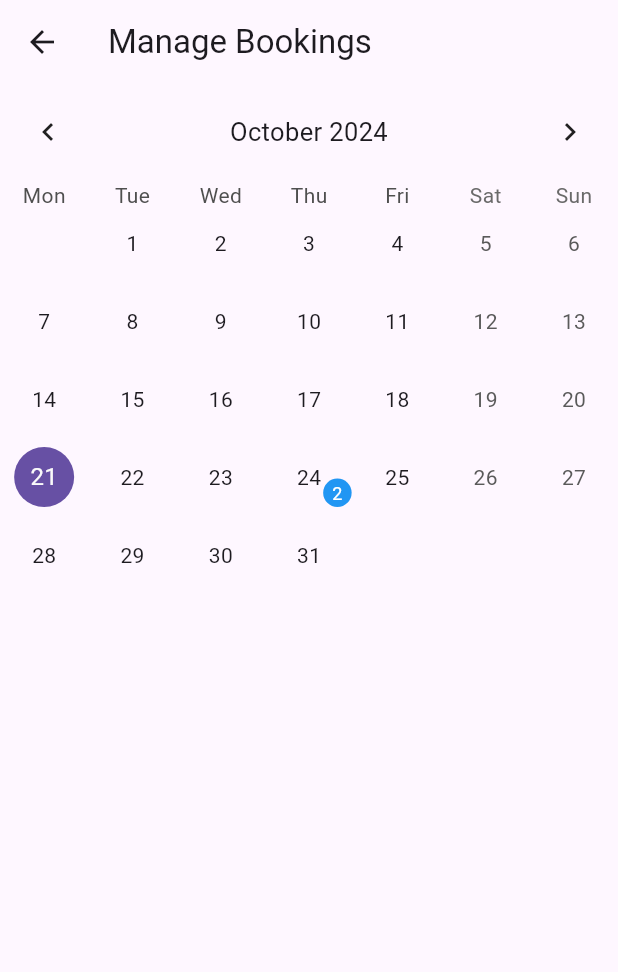
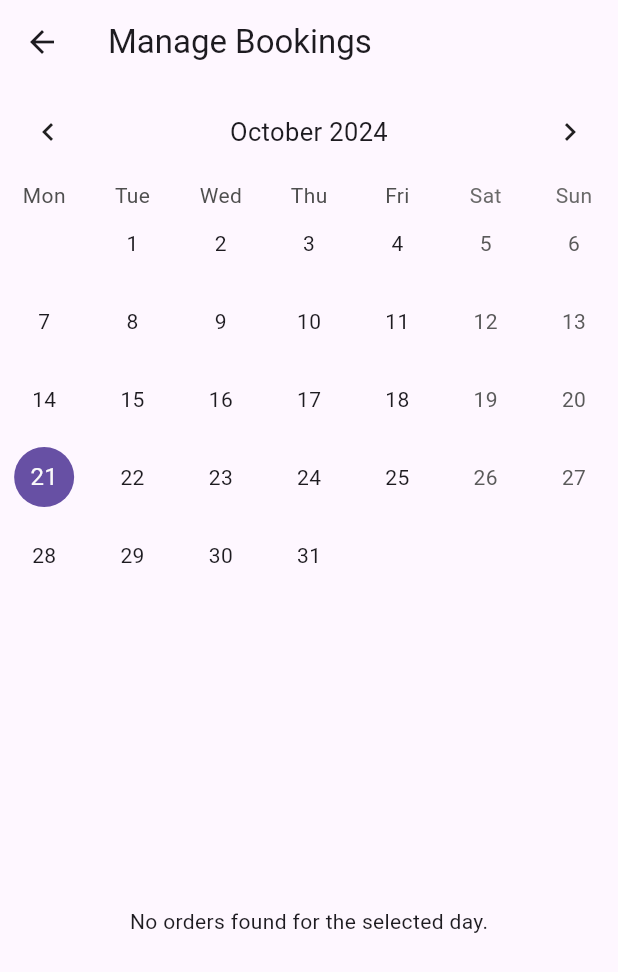
Before and after one commit to muradhossin/car_workshop_app, a Flutter app: the AdminBookingScreen screen opened directly, on a phone screen of 412 x 824 dp. Shown: the top 972 px of the screen. Run offline on Flutter 3.47's test engine with Material 3 defaults, Android fonts, the phone set to English and light mode, and no system bars; drawn by our look-alikes of table_calendar; our stand-ins replace cached_network_image, cloud_firestore, firebase_auth, firebase_core, firebase_storage, get and 2 more; accounts and stored records are empty.

Commit message:
feat(admin): calender orders data show

```diff
--- a/lib/features/admin/booking/screens/admin_booking_screen.dart
+++ b/lib/features/admin/booking/screens/admin_booking_screen.dart
@@ -1,5 +1,9 @@
+import 'package:car_workshop_app/features/user/order/controllers/user_order_controller.dart';
+import 'package:car_workshop_app/features/user/order/models/order_model.dart';
+import 'package:car_workshop_app/features/user/order/widgets/order_card_view_widget.dart';
 import 'package:flutter/material.dart';
 import 'package:table_calendar/table_calendar.dart';
+import 'package:get/get.dart';
 
 class AdminBookingScreen extends StatefulWidget {
   @override
@@ -9,21 +13,42 @@ class AdminBookingScreen extends StatefulWidget {
 class _AdminBookingScreenState extends State<AdminBookingScreen> {
   DateTime _focusedDay = DateTime.now();
   DateTime? _selectedDay;
-  late List<Booking> _selectedBookings;
+  late Map<DateTime, List<OrderModel>> _ordersForDays;
+  late final UserOrderController _orderController;
 
   @override
   void initState() {
     super.initState();
     _selectedDay = _focusedDay;
-    _selectedBookings = _getBookingsForDay(_selectedDay!);
+    _orderController = Get.find<UserOrderController>();
+    _ordersForDays = {};
+    _fetchAllOrders();
   }
 
-  List<Booking> _getBookingsForDay(DateTime day) {
-    return kEvents[day] ?? [];
+  Future<void> _fetchAllOrders() async {
+    _orderController.streamLatestOrdersForAdmin().listen((orders) {
+      Map<DateTime, List<OrderModel>> ordersByDay = {};
+      for (var order in orders) {
+        final orderDate = DateTime(order.orderPlacedDateTime!.year, order.orderPlacedDateTime!.month, order.orderPlacedDateTime!.day);
+        if (ordersByDay[orderDate] == null) {
+          ordersByDay[orderDate] = [];
+        }
+        ordersByDay[orderDate]!.add(order);
+      }
+
+      setState(() {
+        _ordersForDays = ordersByDay;
+      });
+    });
   }
 
-  int _getBookingCountForDay(DateTime day) {
-    return _getBookingsForDay(day).length;
+  List<OrderModel> _getOrdersForDay(DateTime day) {
+    final normalizedDay = DateTime(day.year, day.month, day.day);
+    return _ordersForDays[normalizedDay] ?? [];
+  }
+
+  int _getOrderCountForDay(DateTime day) {
+    return _getOrdersForDay(day).length;
   }
 
   void _onDaySelected(DateTime selectedDay, DateTime focusedDay) {
@@ -31,7 +56,6 @@ class _AdminBookingScreenState extends State<AdminBookingScreen> {
       setState(() {
         _selectedDay = selectedDay;
         _focusedDay = focusedDay;
-        _selectedBookings = _getBookingsForDay(selectedDay);
       });
     }
   }
@@ -40,20 +64,19 @@ class _AdminBookingScreenState extends State<AdminBookingScreen> {
   Widget build(BuildContext context) {
     return Scaffold(
       appBar: AppBar(
-        title: Text('Manage Bookings'),
+        title: const Text('Manage Bookings'),
       ),
       body: Column(
         children: [
-          TableCalendar<Booking>(
+          TableCalendar<OrderModel>(
             firstDay: DateTime.utc(2020, 1, 1),
             lastDay: DateTime.utc(2030, 12, 31),
             focusedDay: _focusedDay,
             selectedDayPredicate: (day) => isSameDay(_selectedDay, day),
-            eventLoader: _getBookingsForDay,
             onDaySelected: _onDaySelected,
             calendarStyle: CalendarStyle(
               outsideDaysVisible: false,
-              todayDecoration: BoxDecoration(
+              todayDecoration: const BoxDecoration(
                 color: Colors.orangeAccent,
                 shape: BoxShape.circle,
               ),
@@ -62,6 +85,7 @@ class _AdminBookingScreenState extends State<AdminBookingScreen> {
                 shape: BoxShape.circle,
               ),
             ),
+            eventLoader: _getOrdersForDay,
             startingDayOfWeek: StartingDayOfWeek.monday,
             onPageChanged: (focusedDay) {
               _focusedDay = focusedDay;
@@ -69,23 +93,26 @@ class _AdminBookingScreenState extends State<AdminBookingScreen> {
             availableCalendarFormats: const {
               CalendarFormat.month: 'Month',
             },
-            headerStyle:
-                HeaderStyle(titleCentered: true, formatButtonVisible: false),
+            headerStyle: const HeaderStyle(
+              titleCentered: true,
+              formatButtonVisible: false,
+            ),
             calendarBuilders: CalendarBuilders(
               markerBuilder: (context, date, events) {
-                if (events.isNotEmpty) {
+                int orderCount = _getOrderCountForDay(date);
+                if (orderCount > 0) {
                   return Positioned(
                     right: 1,
                     bottom: 1,
                     child: Container(
-                      padding: EdgeInsets.all(6),
-                      decoration: BoxDecoration(
+                      padding: const EdgeInsets.all(6),
+                      decoration: const BoxDecoration(
                         color: Colors.blue,
                         shape: BoxShape.circle,
                       ),
                       child: Text(
-                        '${_getBookingCountForDay(date)}',
-                        style: TextStyle().copyWith(
+                        '$orderCount',
+                        style: const TextStyle(
                           color: Colors.white,
                           fontSize: 12,
                         ),
@@ -99,63 +126,23 @@ class _AdminBookingScreenState extends State<AdminBookingScreen> {
           ),
           const SizedBox(height: 8.0),
           Expanded(
-              child: ListView.builder(
-            itemCount: _selectedBookings.length,
-            itemBuilder: (context, index) {
-              return Card(
-                margin:
-                    const EdgeInsets.symmetric(vertical: 4.0, horizontal: 12.0),
-                child: ListTile(
-                  title: Text(_selectedBookings[index].title),
-                  subtitle: Text(
-                    '${_selectedBookings[index].carMake} ${_selectedBookings[index].carModel} '
-                    '(${_selectedBookings[index].startTime.hour}:00 - ${_selectedBookings[index].endTime.hour}:00)',
-                  ),
+            child: _getOrdersForDay(_selectedDay!).isEmpty ? const Center(
+              child: Text('No orders found for the selected day.'),
+            ) : ListView.builder(
+              itemCount: _getOrdersForDay(_selectedDay!).length,
+              itemBuilder: (context, index) {
+                final order = _getOrdersForDay(_selectedDay!)[index];
+                return OrderCardViewWidget(
+                  order: order,
                   onTap: () {
-                    // Handle tap for booking details if needed
+
                   },
-                ),
-              );
-            },
-          )),
+                );
+              },
+            ),
+          ),
         ],
       ),
     );
   }
 }
-
-// Sample Event model for your booking
-class Booking {
-  final String title;
-  final String carMake;
-  final String carModel;
-  final DateTime startTime;
-  final DateTime endTime;
-
-  Booking({
-    required this.title,
-    required this.carMake,
-    required this.carModel,
-    required this.startTime,
-    required this.endTime,
-  });
-}
-
-final kEvents = {
-  DateTime.utc(2024, 10, 24): [
-    Booking(
-      title: 'Battery Replacement',
-      carMake: 'Chevrolet',
-      carModel: 'Malibu',
-      startTime: DateTime.utc(2024, 10, 24, 10),
-      endTime: DateTime.utc(2024, 10, 24, 11),
-    ),
-    Booking(
-      title: 'Brake Pad Change',
-      carMake: 'Nissan',
-      carModel: 'Altima',
-      startTime: DateTime.utc(2024, 10, 24, 13),
-      endTime: DateTime.utc(2024, 10, 24, 14),
-    ),
-  ],
-};
```
